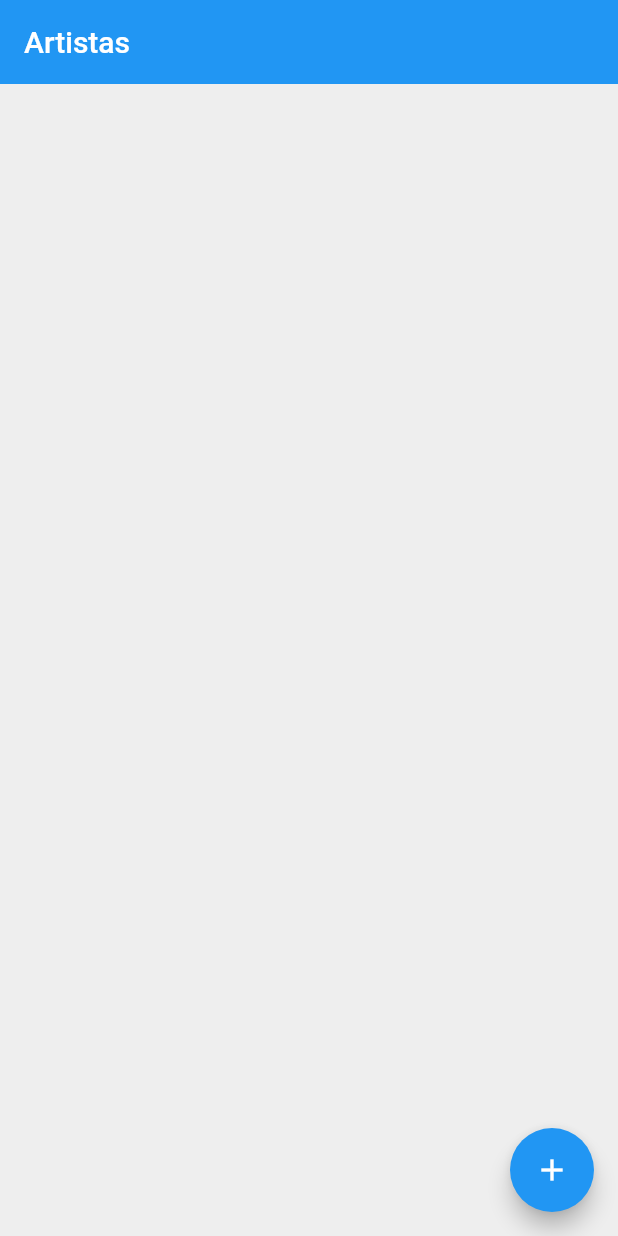
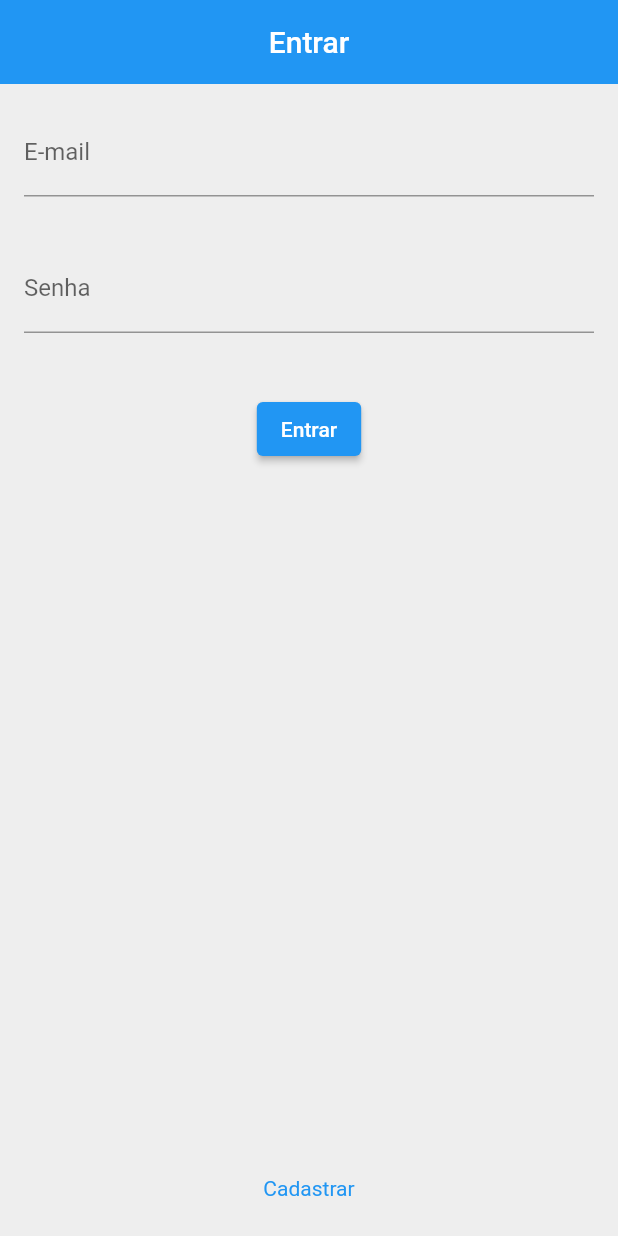
Before and after one commit to IagoR0cha/Music-App, a Flutter app: the screen it shows after launch, on a phone screen of 412 x 824 dp. Run offline on Flutter 3.47's test engine with Material 2 defaults, Android fonts, the light colour scheme and no system bars; network calls fail.

Commit message:
Implementando esquema de login

```diff
--- /dev/null
+++ b/lib/Pages/SignInPage.dart
@@ -0,0 +1,111 @@
+import 'package:flutter/material.dart';
+import 'package:music_ap/Pages/SignUpPage.dart';
+
+import '../controllers/SigninController.dart';
+
+import '../Pages/HomePage.dart';
+import '../Pages/SignUpPage.dart';
+
+class SignInPage extends StatelessWidget {
+  final _formKey = GlobalKey<FormState>();
+
+  SignInController signInController = SignInController();
+
+  String? email;
+  String? password;
+
+  Future<void> submit(BuildContext context, SignInController signInController) async {
+    try {
+      await signInController.signIn(email: email, password: password);
+
+      if (signInController.currentToken.isNotEmpty) {
+        Navigator.of(context).pushReplacement(MaterialPageRoute(builder: (_) {
+        return HomePage();
+      }));
+      }
+    }catch (e) {
+      print(e);
+    }
+
+  }
+
+  @override
+  Widget build(BuildContext context) {
+    return Scaffold(
+      backgroundColor: Color(0xFFEEEEEE),
+      appBar: AppBar(
+        title: Text("Entrar"),
+        elevation: 0,
+        centerTitle: true,
+      ),
+      body: Container(
+          child: Stack(
+        children: [
+          Form(
+            key: _formKey,
+            child: Column(
+              children: [
+                Padding(
+                    padding: const EdgeInsets.all(16),
+                    child: TextFormField(
+                      decoration: InputDecoration(labelText: 'E-mail'),
+                      validator: (value) {
+                        if (value == null || value.isEmpty) {
+                          return 'Insira um e-mail válido';
+                        }
+                      },
+                      onSaved: (value) {
+                        email = value!;
+                      },
+                    )),
+                Padding(
+                    padding: const EdgeInsets.all(16),
+                    child: TextFormField(
+                      decoration: InputDecoration(labelText: 'Senha'),
+                      autocorrect: false,
+                      enableSuggestions: false,
+                      obscureText: true,
+                      validator: (value) {
+                        if (value == null || value.isEmpty) {
+                          return 'Insira uma senha';
+                        }
+                      },
+                      onSaved: (value) {
+                        password = value!;
+                      },
+                    )),
+                Padding(
+                    padding: const EdgeInsets.all(24),
+                    child: ElevatedButton(
+                        onPressed: () async {
+                          if (_formKey.currentState!.validate()) {
+                            _formKey.currentState!.save();
+                          }
+
+                          await submit(context, signInController);
+                        },
+                        child: Text("Entrar")
+                  )),
+                Spacer(),
+                GestureDetector(
+                  onTap: () {
+                    Navigator.of(context)
+                        .push(MaterialPageRoute(
+                          builder: (context) =>  SignUpPage()
+                        ));
+                  },
+                  child: Padding(
+                      padding: const EdgeInsets.all(24),
+                      child: Text(
+                        'Cadastrar',
+                        style: TextStyle(color: Colors.blue),
+                      )),
+                )
+              ],
+            ),
+          )
+        ],
+      )),
+    );
+  }
+}
--- a/lib/main.dart
+++ b/lib/main.dart
@@ -1,5 +1,6 @@
 import 'package:flutter/material.dart';
 import 'package:music_ap/Pages/HomePage.dart';
+import 'package:music_ap/Pages/SignInPage.dart';
 import 'package:music_ap/controllers/ArtistController.dart';
 import 'package:music_ap/controllers/MusicController.dart';
 import 'package:provider/provider.dart';
@@ -29,7 +30,7 @@ class MyApp extends StatelessWidget {
         theme: ThemeData(
           primarySwatch: Colors.blue,
         ),
-        home: HomePage(),
+        home: SignInPage(),
       ),
     );
   }
--- a/lib/models/Artist.dart
+++ b/lib/models/Artist.dart
@@ -1,5 +1,3 @@
-
-
 import 'Music.dart';
 
 class Artist {
--- a/lib/util/env.dart
+++ b/lib/util/env.dart
@@ -1,3 +1,4 @@
 class Env {
   static const FIREBASE_URL = 'musicapp-86ccb-default-rtdb.firebaseio.com';
+  static const API_KEY = 'AIzaSyCqLS6O86iqzIKowJYqRgrMlh2bbuUlr94';
 }
```
Also changed, not shown: lib/Pages/SignUpPage.dart (added, +88 -0 lines), lib/controllers/SignInController.dart (added, +42 -0 lines), lib/controllers/SignUpController.dart (added, +32 -0 lines).
